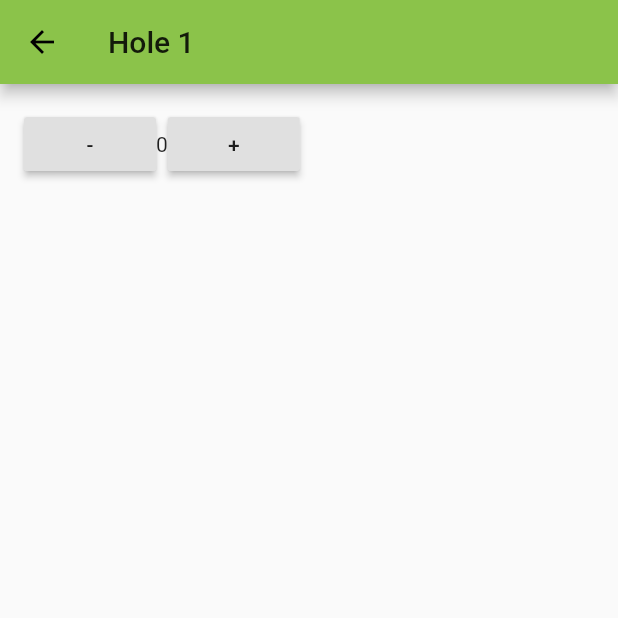
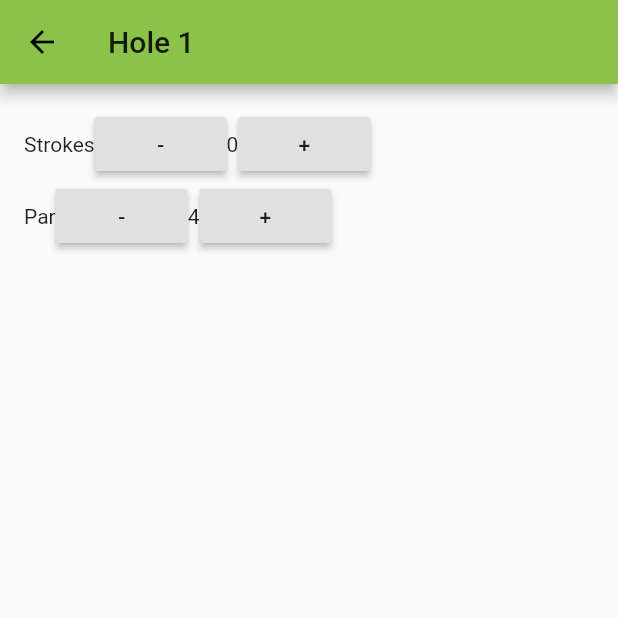
Before and after one commit to dostjh/EighteenHoles, a Flutter app: the screen it shows after launch, after a tap on an icon or button, on a phone screen of 412 x 824 dp, the top half of it. Run offline on Flutter 3.47's test engine with Material 2 defaults, Android fonts, the phone set to English and light mode, and no system bars.

Commit message:
Implements par control on details screen and displays score-par readout on holes list screen

```diff
--- a/lib/main.dart
+++ b/lib/main.dart
@@ -13,7 +13,8 @@ List<Hole> globalHoles = List.generate(18, (i) => Hole(
   i + 1,
   4,
   0
-));
+  )
+);
 
 void main() => runApp(new EighteenHolesApp());
 
@@ -23,14 +24,6 @@ class EighteenHolesApp extends StatefulWidget {
 }
 
 class _EighteenHolesAppState extends State<EighteenHolesApp> {
-  static List<Hole> holes = List.generate(
-    18,
-    (i) => Hole(
-      i + 1,
-      4,
-      0
-    )
-  );
 
   HolesScreen holesScreen;
 
@@ -65,6 +58,7 @@ class HolesScreen extends StatelessWidget {
 						// When a user taps on the ListTile, navigate to the DetailScreen.
 						// Notice that we're not only creating a DetailScreen, we're
 						// also passing the current hole through to it!
+						trailing: StrokesParTrailer(index),
             onTap: () {
 							Navigator.push(
 								context,
@@ -105,6 +99,30 @@ class DetailScreen extends StatelessWidget {
   }
 }
 
+class StrokesParTrailer extends StatefulWidget{
+  final int index;
+
+  StrokesParTrailer(this.index);
+
+  @override
+  _StrokesParTrailerState createState() => _StrokesParTrailerState(index);
+}
+
+class _StrokesParTrailerState extends State<StrokesParTrailer> {
+  final int index;
+  int strokes;
+  int par;
+
+  _StrokesParTrailerState(this.index) {
+    strokes = globalHoles[index].strokes;
+    par = globalHoles[index].par;
+  }
+
+  @override
+  Widget build(BuildContext context) {
+    return new Text('${globalHoles[index].strokes} / ${globalHoles[index].par}');
+  }
+}
 
 class NumberIncrementDecrementRow extends StatefulWidget {
   final int index;
@@ -120,8 +138,7 @@ class _NumberIncrementDecrementRowState extends State<NumberIncrementDecrementRo
   int strokes;
   int par;
 
-  //TODO: Handle par
-  void decrement() {
+  void decrementStrokes() {
     if (strokes > 1) {
       setState(() {
         this.strokes--;
@@ -130,11 +147,27 @@ class _NumberIncrementDecrementRowState extends State<NumberIncrementDecrementRo
     }
   }
 
-  void increment() {
+  void incrementStrokes() {
     setState(() {
       this.strokes++;
     });
     globalHoles[index].strokes++;
+  }
+
+  void decrementPar() {
+    if (par > 1) {
+      setState(() {
+        this.par--;
+      });
+      globalHoles[index].par--;
+    }
+  }
+
+  void incrementPar() {
+    setState(() {
+      this.par++;
+    });
+    globalHoles[index].par++;
   }
 
   _NumberIncrementDecrementRowState(this.index){
@@ -144,18 +177,37 @@ class _NumberIncrementDecrementRowState extends State<NumberIncrementDecrementRo
 
   @override
   Widget build(BuildContext context) {
-    return new Row(
+    return new Column(
       children: <Widget>[
+        new Row(
+          children: <Widget>[
+            new Text('Strokes'),
             new RaisedButton(
-          onPressed: decrement,
+              onPressed: decrementStrokes,
               child: Text('-'),
             ),
             new Text('$strokes'),
             new RaisedButton(
-          onPressed: increment,
+              onPressed: incrementStrokes,
               child: Text('+'),
             ),
           ],
+        ),
+        new Row(
+          children: <Widget>[
+            new Text('Par'),
+            new RaisedButton(
+              onPressed: decrementPar,
+              child: Text('-'),
+            ),
+            new Text('$par'),
+            new RaisedButton(
+              onPressed: incrementPar,
+              child: Text('+'),
+            ),
+          ],
+        ),
+      ]
     );
   }
 }
```
Lines whose indentation alone changed are shown as unchanged.
